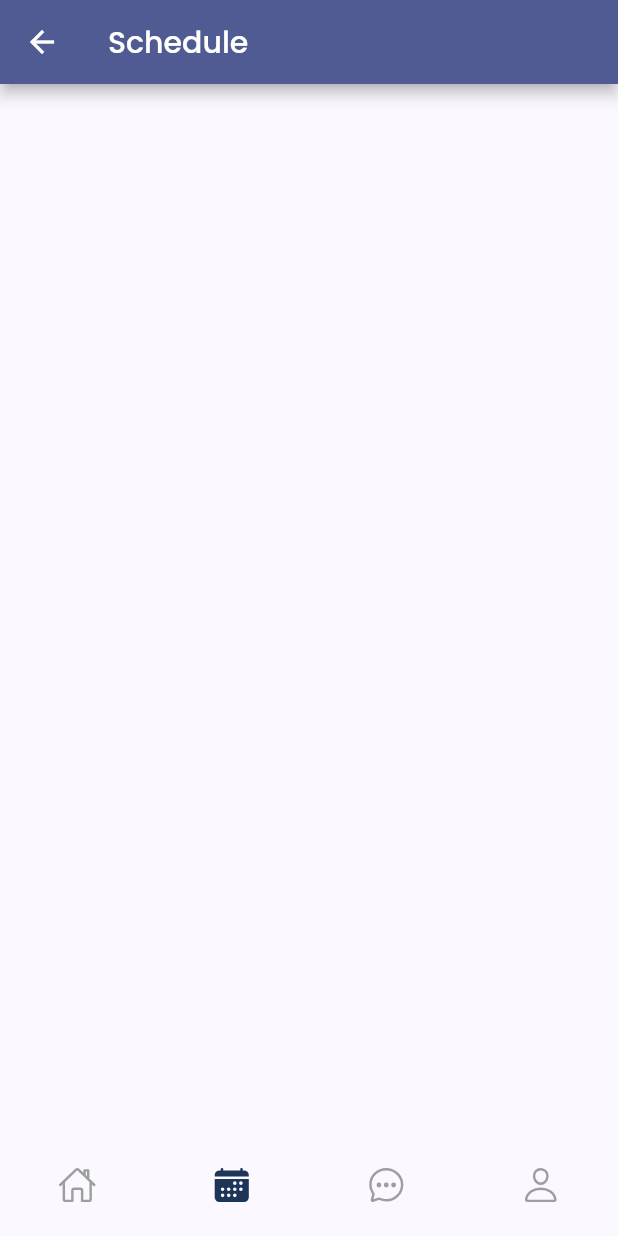
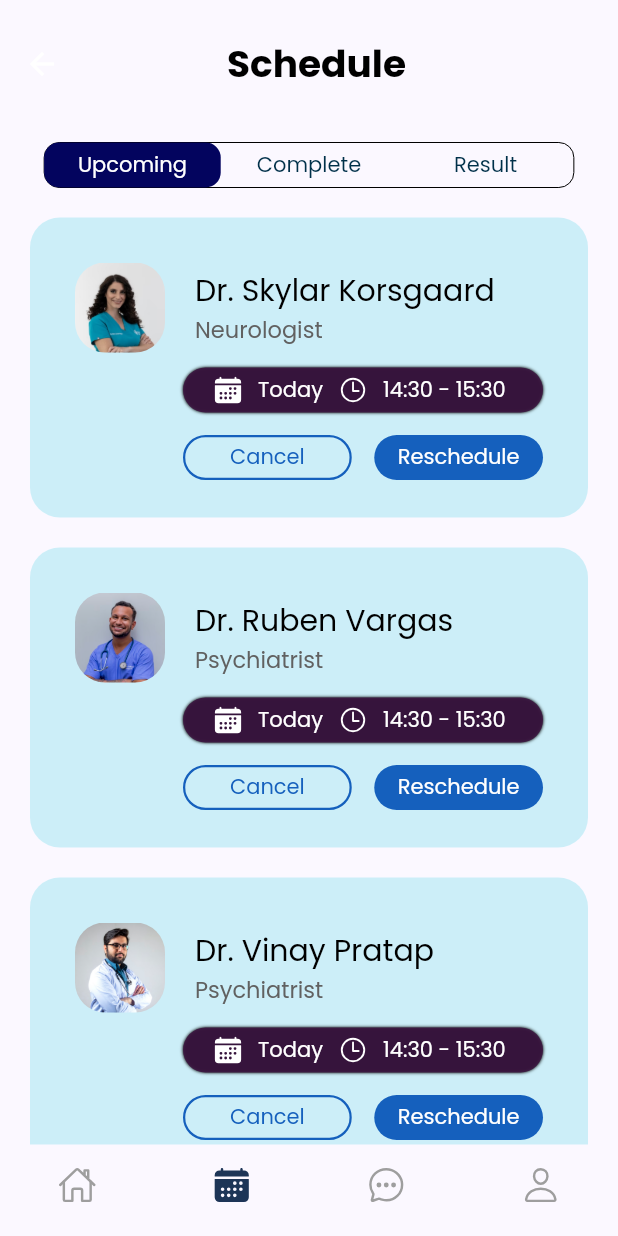
Before and after one commit to shashank16sundar/Health-App-UI, a Flutter app: the ScheduleScreen screen opened by its route, on a phone screen of 412 x 824 dp. Run offline on Flutter 3.47's test engine with Material 2 defaults, Android fonts, the phone set to English and light mode, and no system bars; our stand-ins replace google_fonts, ionicons.

Commit message:
5th Commit - Emulator UI Done

```diff
--- a/lib/screens/schedule_screen.dart
+++ b/lib/screens/schedule_screen.dart
@@ -1,5 +1,8 @@
 import 'package:flutter/material.dart';
 import 'package:health_app/sections/navigation_bar.dart';
+import 'package:health_app/utils/needs_list.dart';
+import 'package:health_app/widgets/headline_text.dart';
+import 'package:health_app/widgets/schedule_doctor.dart';
 
 class ScheduleScreen extends StatelessWidget {
   const ScheduleScreen({super.key});
@@ -8,7 +11,92 @@ class ScheduleScreen extends StatelessWidget {
   Widget build(BuildContext context) {
     return Scaffold(
       appBar: AppBar(
-        title: const Text("Schedule"),
+        centerTitle: true,
+        toolbarHeight: 85,
+        backgroundColor: Colors.transparent,
+        elevation: 0,
+        title: Container(
+          margin: const EdgeInsets.only(left: 5),
+          child: const HeadlineText(headline: 'Schedule'),
+        ),
+      ),
+      body: ListView(
+        padding: const EdgeInsets.symmetric(horizontal: 20, vertical: 10),
+        children: [
+          Row(
+            mainAxisAlignment: MainAxisAlignment.center,
+            children: [
+              Container(
+                decoration: BoxDecoration(
+                  borderRadius: BorderRadius.circular(10),
+                  border: Border.all(
+                    width: 0.0,
+                  ),
+                ),
+                child: Flex(
+                  direction: Axis.horizontal,
+                  children: [
+                    Container(
+                      width: MediaQuery.of(context).size.width / 3.5,
+                      height: 30,
+                      decoration: BoxDecoration(
+                        borderRadius: BorderRadius.circular(10),
+                        color: const Color(0xff03045e),
+                      ),
+                      child: const Center(
+                          child: Text(
+                        'Upcoming',
+                        style: TextStyle(color: Colors.white),
+                      )),
+                    ),
+                    Container(
+                      width: MediaQuery.of(context).size.width / 3.5,
+                      height: 30,
+                      decoration: BoxDecoration(
+                        borderRadius: BorderRadius.circular(10),
+                      ),
+                      child: const Center(
+                          child: Text(
+                        'Complete',
+                        style: TextStyle(color: Color(0xFF003049)),
+                      )),
+                    ),
+                    Container(
+                      width: MediaQuery.of(context).size.width / 3.5,
+                      height: 30,
+                      decoration: BoxDecoration(
+                        borderRadius: BorderRadius.circular(10),
+                      ),
+                      child: const Center(
+                        child: Text(
+                          'Result',
+                          style: TextStyle(color: Color(0xFF003049)),
+                        ),
+                      ),
+                    ),
+                  ],
+                ),
+              )
+            ],
+          ),
+          const SizedBox(height: 20),
+          Column(
+            children: doctorsID
+                .map(
+                  (doctor) => Column(
+                    children: [
+                      ScheduleDoctor(
+                        name: doctor['name'],
+                        profession: doctor['profession'],
+                        imageURL: doctor['imageURL'],
+                      ),
+                      const SizedBox(height: 20),
+                    ],
+                  ),
+                )
+                .toList(),
+          )
+        ],
       ),
       bottomNavigationBar: NavigationBar1(index: 1),
     );
--- a/lib/utils/needs_list.dart
+++ b/lib/utils/needs_list.dart
@@ -56,3 +56,27 @@ List<HealthNeedsCircularWidget> specialNeedsListItems = [
     imageDesc: 'Bill',
   ),
 ];
+
+List<Map<String, dynamic>> doctorsID = [
+  {
+    'name': 'Dr. Skylar Korsgaard',
+    'profession': 'Neurologist',
+    'ratings': 4.2,
+    'reviews': 208,
+    'imageURL': 'doctor_3.jpg',
+  },
+  {
+    'name': 'Dr. Ruben Vargas',
+    'profession': 'Psychiatrist',
+    'ratings': 4.7,
+    'reviews': 162,
+    'imageURL': 'doctor_2.jpg',
+  },
+  {
+    'name': 'Dr. Vinay Pratap',
+    'profession': 'Psychiatrist',
+    'ratings': 4.1,
+    'reviews': 312,
+    'imageURL': 'doctor_1.jpg',
+  },
+];
--- /dev/null
+++ b/lib/widgets/schedule_doctor.dart
@@ -0,0 +1,142 @@
+import 'package:flutter/material.dart';
+import 'package:ionicons/ionicons.dart';
+
+class ScheduleDoctor extends StatelessWidget {
+  final String name, profession, imageURL;
+  const ScheduleDoctor(
+      {super.key,
+      required this.name,
+      required this.profession,
+      required this.imageURL});
+
+  @override
+  Widget build(BuildContext context) {
+    return Container(
+      height: 200,
+      padding: const EdgeInsets.only(left: 30, top: 30, right: 30, bottom: 0),
+      decoration: BoxDecoration(
+        borderRadius: BorderRadius.circular(20),
+        color: const Color(0xFFade8f4).withOpacity(0.6),
+      ),
+      child: Column(
+        children: [
+          Row(
+            children: [
+              Container(
+                width: 60,
+                height: 60,
+                decoration: BoxDecoration(
+                  borderRadius: BorderRadius.circular(20),
+                  image: DecorationImage(
+                    image: AssetImage('assets/$imageURL'),
+                    fit: BoxFit.cover,
+                    alignment: Alignment.topCenter,
+                  ),
+                ),
+              ),
+              const SizedBox(
+                width: 20,
+              ),
+              Column(
+                crossAxisAlignment: CrossAxisAlignment.start,
+                children: [
+                  Text(
+                    name,
+                    style: const TextStyle(color: Colors.black, fontSize: 20),
+                  ),
+                  Text(
+                    profession,
+                    style: TextStyle(color: Colors.grey.shade700, fontSize: 15),
+                  ),
+                ],
+              ),
+            ],
+          ),
+          const SizedBox(
+            height: 10,
+          ),
+          Row(
+            mainAxisAlignment: MainAxisAlignment.end,
+            children: [
+              Container(
+                height: 30,
+                width: 240,
+                padding: const EdgeInsets.fromLTRB(20, 2, 20, 2),
+                decoration: BoxDecoration(
+                  borderRadius: BorderRadius.circular(20),
+                  color: const Color(0xFF3c1642).withOpacity(0.9),
+                  boxShadow: const [
+                    BoxShadow(blurRadius: 1.0, spreadRadius: 0.2),
+                  ],
+                ),
+                child: const Row(
+                  crossAxisAlignment: CrossAxisAlignment.center,
+                  children: [
+                    Icon(
+                      Ionicons.calendar,
+                      color: Colors.white,
+                      size: 20,
+                    ),
+                    SizedBox(width: 10),
+                    Text(
+                      'Today',
+                      style: TextStyle(color: Colors.white),
+                    ),
+                    SizedBox(width: 10),
+                    Icon(
+                      Ionicons.time_outline,
+                      color: Colors.white,
+                      size: 20,
+                    ),
+                    SizedBox(width: 10),
+                    Text(
+                      '14:30 - 15:30',
+                      style: TextStyle(color: Colors.white),
+                    ),
+                  ],
+                ),
+              ),
+            ],
+          ),
+          Container(
+            margin: const EdgeInsets.fromLTRB(10, 15, 0, 0),
+            child: Row(
+              mainAxisAlignment: MainAxisAlignment.end,
+              children: [
+                Container(
+                  width: 112.5,
+                  height: 30,
+                  decoration: BoxDecoration(
+                    borderRadius: BorderRadius.circular(20),
+                    border: Border.all(
+                      width: 1.5,
+                      color: const Color(0xFF1560BD),
+                    ),
+                  ),
+                  child: const Center(
+                      child: Text(
+                    'Cancel',
+                    style: TextStyle(color: Color(0xFF1560BD)),
+                  )),
+                ),
+                const SizedBox(width: 15),
+                Container(
+                  width: 112.5,
+                  height: 30,
+                  decoration: BoxDecoration(
+                      borderRadius: BorderRadius.circular(20),
+                      color: const Color(0xFF1560BD)),
+                  child: const Center(
+                      child: Text(
+                    'Reschedule',
+                    style: TextStyle(color: Colors.white),
+                  )),
+                ),
+              ],
+            ),
+          )
+        ],
+      ),
+    );
+  }
+}
```
